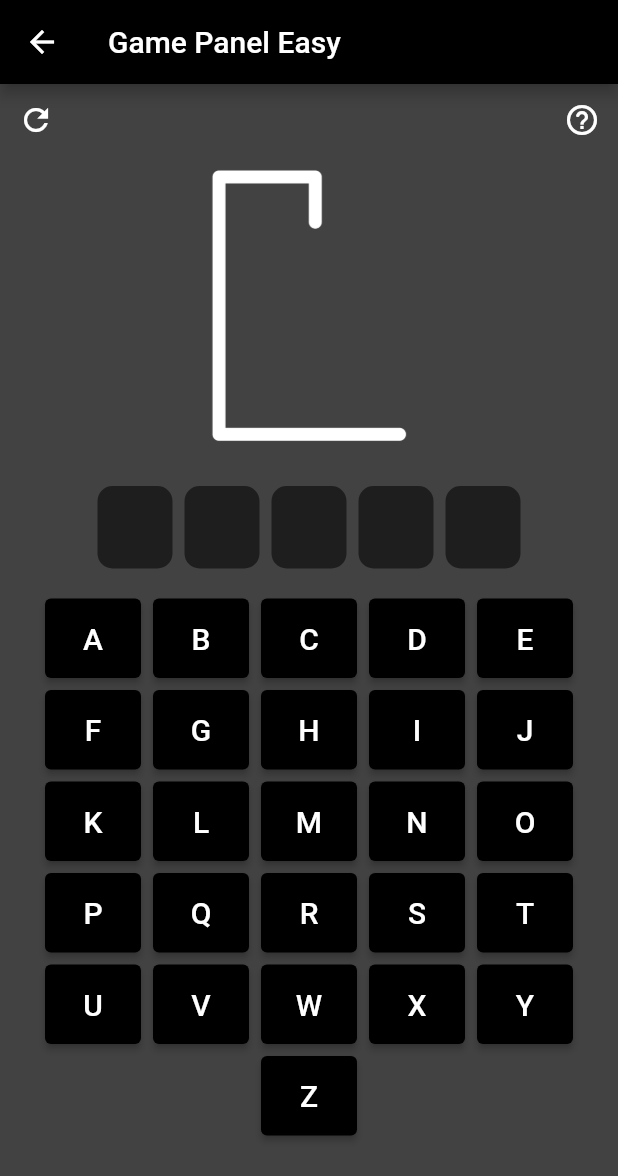
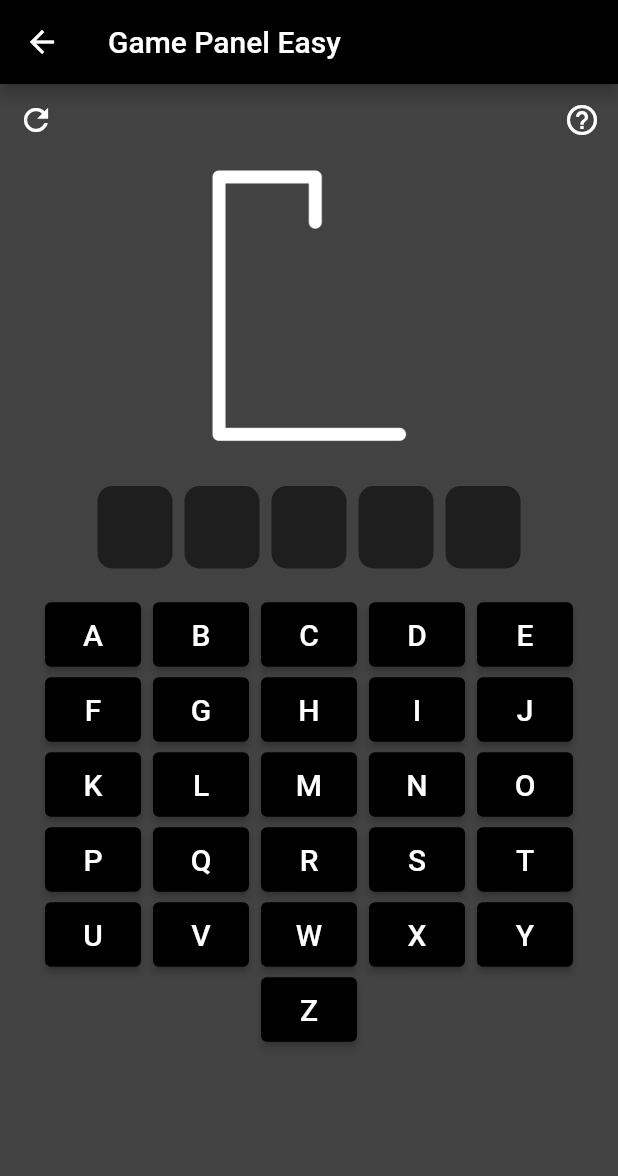
Before and after one commit to RadRide/Hangman-Game, a Flutter app: the screen it shows after launch, after a tap on "Easy", on a phone screen of 412 x 824 dp. Shown: the top 1176 px of the screen. Run offline on Flutter 3.47's test engine with Material 2 defaults, Android fonts, the phone set to English and light mode, and no system bars; our stand-ins replace flash.

Commit message:
Small Modifications

```diff
--- a/lib/hangman/game.dart
+++ /dev/null
@@ -1,6 +0,0 @@
-class Game{
-
-  static int mistakes = 0;
-  static List<String> typedCharacters = [];
-
-}
--- a/lib/hangman/gamePage.dart
+++ b/lib/hangman/gamePage.dart
@@ -33,9 +33,38 @@ class _GamePanelState extends State<GamePanel> {
   ];
 
   List<String> typedCharacters = [];
+
   List<Widget> letterBoxes = [];
   List<Widget> keyboard = [];
 
+
+  @override
+  void initState() {
+    super.initState();
+    startGame();
+    print("${word.word} - ${word.hint}");
+  }
+
+  void initLetterBoxes(){
+    letterBoxes = word.word.split("").map((character) =>
+        letter(character.toUpperCase(),
+            !typedCharacters.contains(character.toUpperCase()))).toList();
+  }
+
+  void initKeyboard(){
+    keyboard.clear();
+    keyboard = letters.map((letter) =>
+        KeyboardButton(letter: letter, onPressed: (){keyPressed(letter);}, key: UniqueKey(),)).toList();
+  }
+
+
+  void startGame(){
+    mistakes = 0;
+    word = generateWord();
+    typedCharacters.clear();
+    initLetterBoxes();
+    initKeyboard();
+  }
 
   void changePic(){
     if(mistakes >= 5){
@@ -67,34 +96,6 @@ class _GamePanelState extends State<GamePanel> {
     );
   }
 
-  @override
-  void initState() {
-    super.initState();
-    startGame();
-    print("${word.word} - ${word.hint}");
-  }
-
-  void initLetterBoxes(){
-    letterBoxes = word.word.split("").map((character) =>
-        letter(character.toUpperCase(),
-            !typedCharacters.contains(character.toUpperCase()))).toList();
-  }
-
-  void initKeyboard(){
-    keyboard.clear();
-    keyboard = letters.map((letter) =>
-        KeyboardButton(letter: letter, onPressed: (){keyPressed(letter);}, key: UniqueKey(),)).toList();
-  }
-
-
-  void startGame(){
-    mistakes = 0;
-    word = generateWord();
-    typedCharacters.clear();
-    initLetterBoxes();
-    initKeyboard();
-  }
-
   /// Checks if the pressed letter is available in the word and shows their positions
   void keyPressed(String letter){
     if(!typedCharacters.contains(letter)){
@@ -111,6 +112,16 @@ class _GamePanelState extends State<GamePanel> {
     if(isWordGuessed()){
       gamePopup("Congratulations!", "You Guessed The Word");
     }
+  }
+
+  /// Checks if the all the characters are guessed
+  bool isWordGuessed(){
+    for(String character in word.word.split("")){
+      if(!typedCharacters.contains(character.toUpperCase())){
+        return false;
+      }
+    }
+    return true;
   }
 
   void gamePopup(String title, String message){
@@ -171,16 +182,6 @@ class _GamePanelState extends State<GamePanel> {
     );
   }
 
-  /// Checks if the all the characters are guessed
-  bool isWordGuessed(){
-    for(String character in word.word.split("")){
-      if(!typedCharacters.contains(character.toUpperCase())){
-        return false;
-      }
-    }
-    return true;
-  }
-
   @override
   Widget build(BuildContext context) {
     return Scaffold(
@@ -213,7 +214,7 @@ class _GamePanelState extends State<GamePanel> {
             Wrap(
               alignment: WrapAlignment.center,
               spacing: 8,
-              runSpacing: 8,
+              runSpacing: 2,
               children: keyboard
             ),
           ],
@@ -273,7 +274,7 @@ class _KeyboardButtonState extends State<KeyboardButton> {
           });
         },
         style: ElevatedButton.styleFrom(
-            padding: EdgeInsets.symmetric(vertical: 15, horizontal: 0),
+            padding: EdgeInsets.symmetric(vertical: 10, horizontal: 0),
           backgroundColor: backColor
         ),
         child: Text(widget.letter, style: TextStyle(fontSize: 20, color: textColor),)
--- a/lib/hangman/welcomePage.dart
+++ b/lib/hangman/welcomePage.dart
@@ -29,14 +29,13 @@ class WelcomePage extends StatelessWidget {
                   ],
                 ),
               ),
-              SizedBox(height: 50,),
-              Column(
-                children: [
-                  Text("Choose Difficulty To Start Game",
-                      style: TextStyle(color: Colors.white, fontSize: 20, fontWeight: FontWeight.w600)),
-                ],
+              const SizedBox(height: 50,),
+              Container(
+                alignment: Alignment.center,
+                child: const Text("Choose Difficulty To Start Game",
+                    style: TextStyle(color: Colors.white, fontSize: 20, fontWeight: FontWeight.w600)),
               ),
-              SizedBox(height: 50,),
+              const SizedBox(height: 50,),
               Container(
                 margin: EdgeInsets.symmetric(vertical: 0, horizontal: 15),
                 child: Column(
@@ -44,9 +43,9 @@ class WelcomePage extends StatelessWidget {
                   mainAxisAlignment: MainAxisAlignment.spaceBetween,
                   children: [
                     ChooseDifficultyButton(difficulty: "Easy"),
-                    SizedBox(height: 15,),
+                    const SizedBox(height: 15,),
                     ChooseDifficultyButton(difficulty: "Medium"),
-                    SizedBox(height: 15,),
+                    const SizedBox(height: 15,),
                     ChooseDifficultyButton(difficulty: "Hard"),
                   ],
                 ),
--- a/lib/words/wordChooser.dart
+++ b/lib/words/wordChooser.dart
@@ -39,8 +39,6 @@ class WordChooser{
     Word(word: "juxtapose", hint: "To place or deal with close together for contrasting effect."),
     Word(word: "obfuscate", hint: "To deliberately make something unclear or difficult to understand."),
     Word(word: "vicissitude", hint: "A change of circumstances or fortune, typically one that is unwelcome or unpleasant."),
-    // Word(word: "perspicacious", hint: "Having a ready insight into and understanding of things."),
-    // Word(word: "sesquipedalian", hint: "Characterized by long words; long-winded.")
   ];
 
   static Word easyWord(){
```
